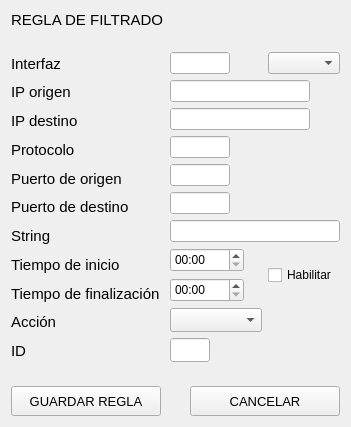
First picture: the form in agregarreglas.ui, repository ljnazar/Cyriax, before the edit.
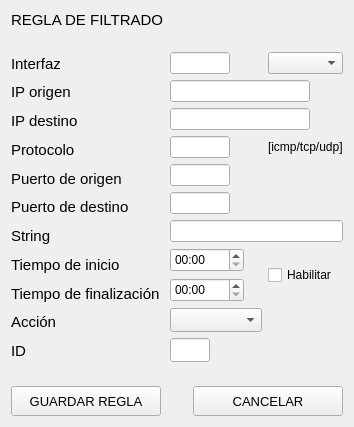
Second picture: the form after the edit.

The edit to the form file:
```diff
--- a/agregarreglas.ui
+++ b/agregarreglas.ui
@@ -434,6 +434,13 @@
        </property>
       </widget>
      </item>
+     <item row="3" column="1" colspan="2">
+      <widget class="QLabel" name="label_13">
+       <property name="text">
+        <string>[icmp/tcp/udp]</string>
+       </property>
+      </widget>
+     </item>
     </layout>
    </item>
    <item row="0" column="0">
```
